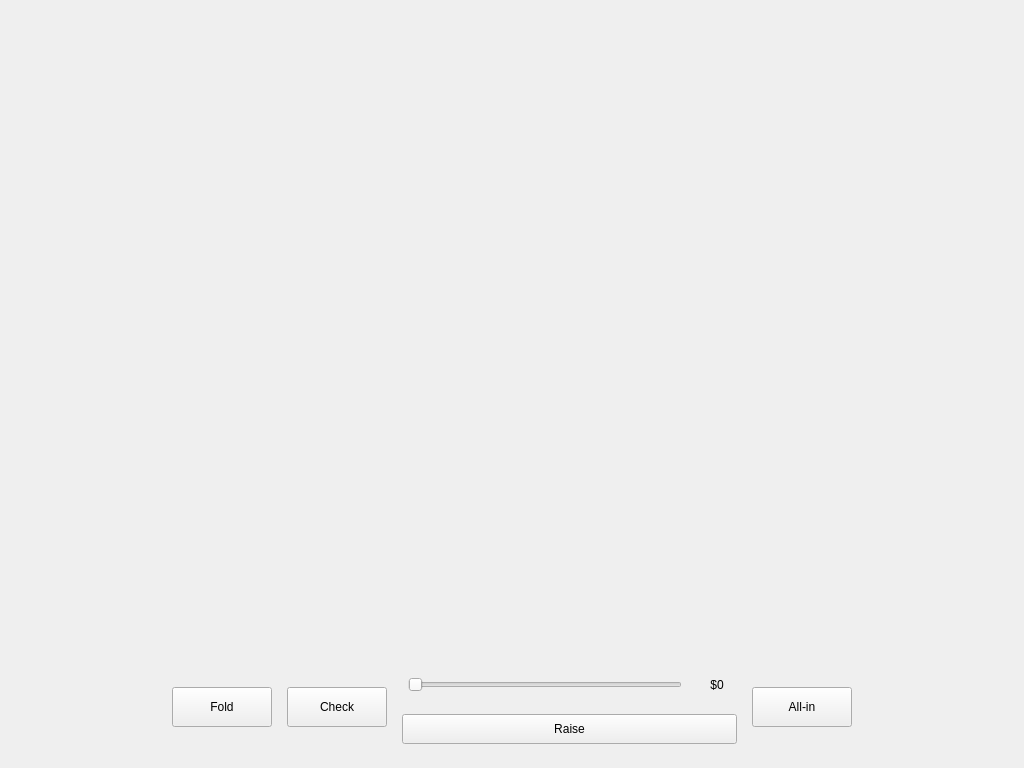
Above: window_form.ui from SoczuKS/Python_Project before the change. Below: the same form after it.
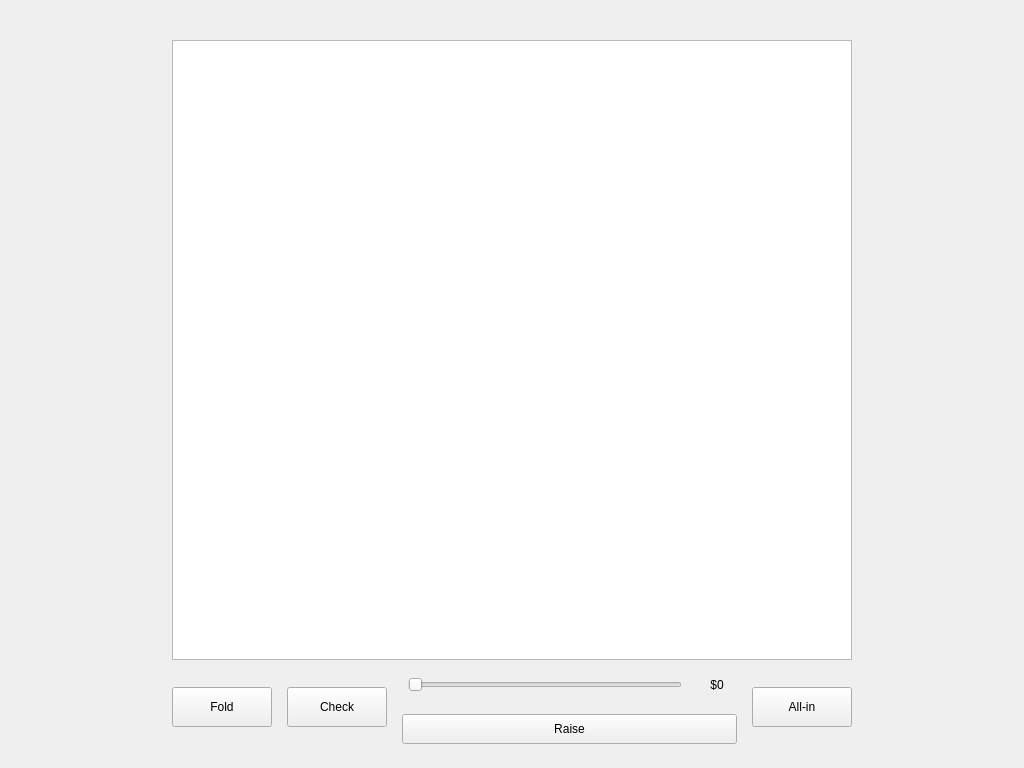
That is the form after the change.

Commit message: Add players' info table to UI

```diff
--- a/window_form.ui
+++ b/window_form.ui
@@ -135,6 +135,22 @@
     </item>
    </layout>
   </widget>
+  <widget class="QTableView" name="players_table">
+   <property name="geometry">
+    <rect>
+     <x>172</x>
+     <y>40</y>
+     <width>680</width>
+     <height>620</height>
+    </rect>
+   </property>
+   <property name="font">
+    <font>
+     <family>Tahoma</family>
+     <pointsize>12</pointsize>
+    </font>
+   </property>
+  </widget>
  </widget>
  <resources/>
  <connections/>
```
